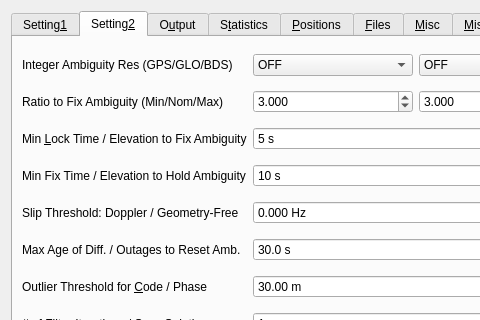
Old version of the form app/qtapp/appcmn_qt/navi_post_opt.ui in the repository zvictorliu/RTKLIB_EX; both pictures show x 0 to 480 and y 0 to 320 of the 931 by 626 pixel window.
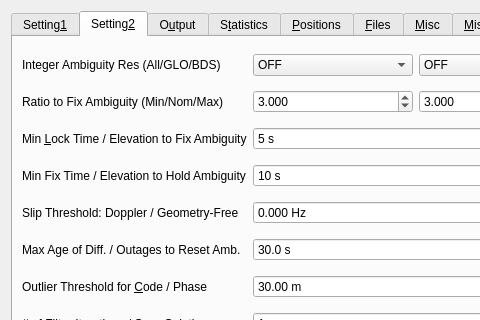
New version of the form. Icons and pictures are not drawn. Custom widgets are drawn as their Qt base class.

Commit message: Fix label and tooltip for ambiguity resolution combo-box

Diff of the .ui file:
```diff
--- a/app/qtapp/appcmn_qt/navi_post_opt.ui
+++ b/app/qtapp/appcmn_qt/navi_post_opt.ui
@@ -751,7 +751,7 @@
        <item row="0" column="0">
         <widget class="QLabel" name="Label25">
          <property name="text">
-          <string>Integer Ambiguity Res (GPS/GLO/BDS)</string>
+          <string>Integer Ambiguity Res (All/GLO/BDS)</string>
          </property>
          <property name="buddy">
           <cstring>cBAmbiguityResolution</cstring>
```
Left out of the diff: 2 changed lines with no effect on the pictures.
